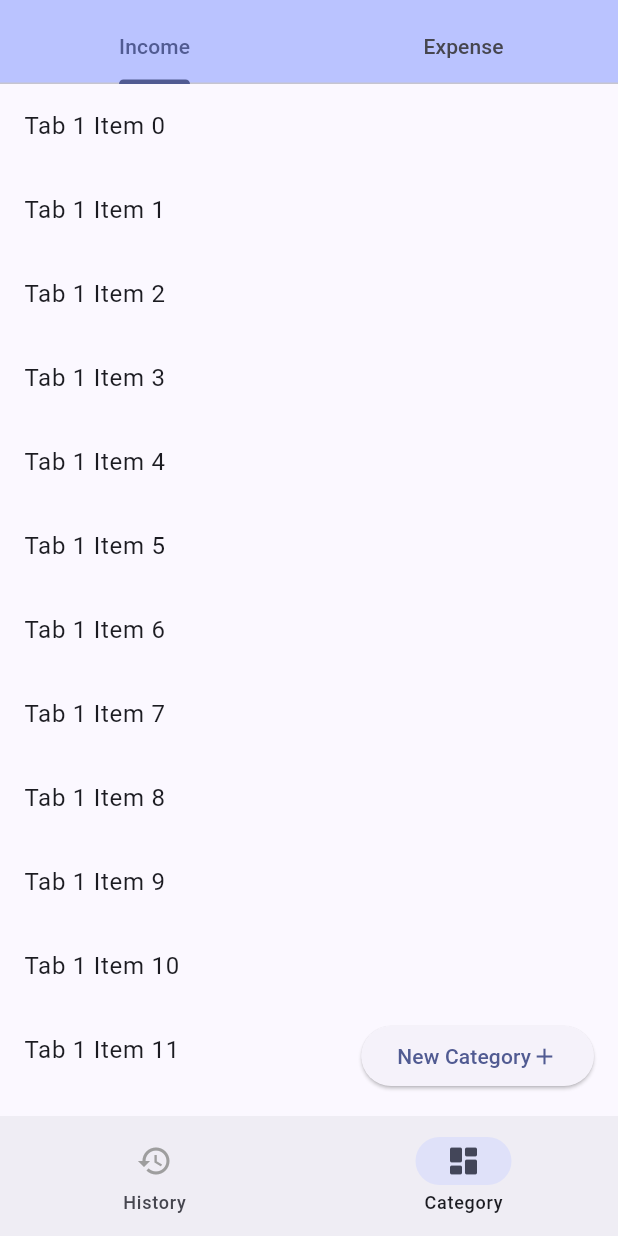
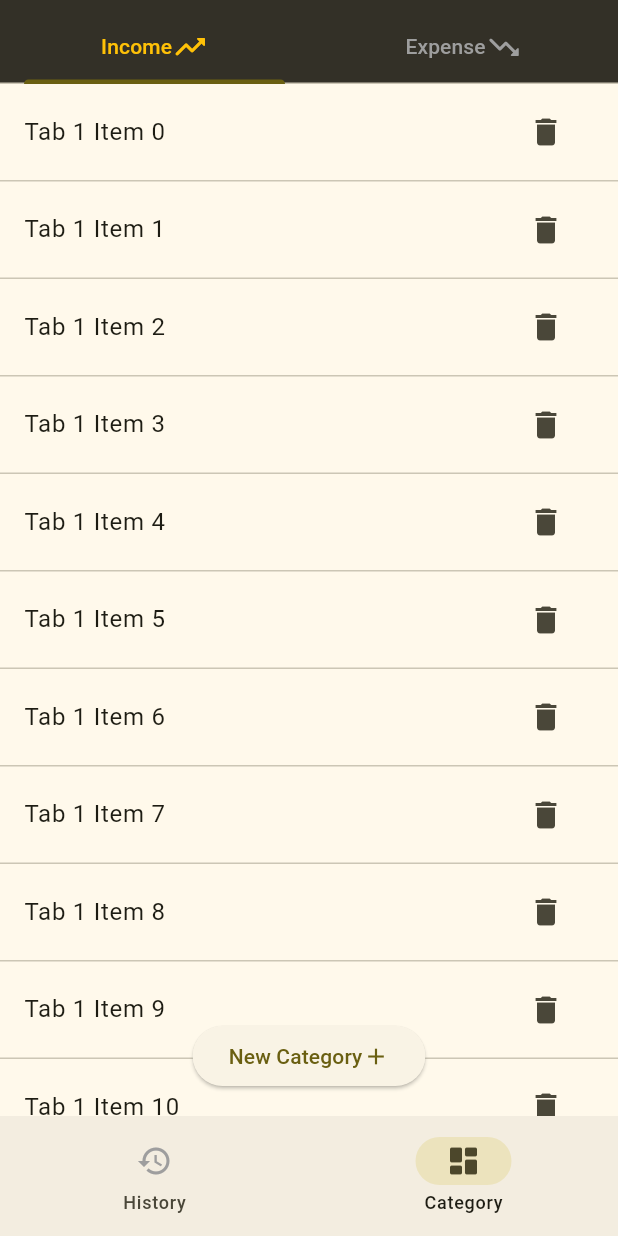
Before and after one commit to shaderone/money_mapper, a Flutter app: the screen it shows after launch, item 2 of the bottom bar chosen, on a phone screen of 412 x 824 dp. Run offline on Flutter 3.47's test engine with Material 2 defaults, Android fonts, the phone set to English and light mode, and no system bars.

Commit message:
Customize ListViews in category screen

```diff
--- a/lib/main.dart
+++ b/lib/main.dart
@@ -14,7 +14,7 @@ class MyApp extends StatelessWidget {
       debugShowCheckedModeBanner: false,
       title: 'Flutter Demo',
       theme: ThemeData(
-        colorScheme: ColorScheme.fromSeed(seedColor: const Color.fromARGB(255, 21, 64, 234)),
+        colorScheme: ColorScheme.fromSeed(seedColor: const Color.fromARGB(255, 234, 209, 21)),
         useMaterial3: true,
       ),
       home: HomeScreen(),
--- a/lib/screens/home/home_screen.dart
+++ b/lib/screens/home/home_screen.dart
@@ -20,6 +20,7 @@ class HomeScreen extends StatelessWidget {
           builder: (BuildContext context, int currentIndex, Widget? _) {
             return _pages[currentIndex];
           }),
+      floatingActionButtonLocation: FloatingActionButtonLocation.centerFloat,
       floatingActionButton: ElevatedButton(
         onPressed: () {
           if (currentIndexNotifier.value == 0) {
--- a/lib/screens/pages/category/category_page.dart
+++ b/lib/screens/pages/category/category_page.dart
@@ -1,12 +1,29 @@
 import 'package:flutter/material.dart';
+
+import 'widgets/category_list_widget.dart';
 
 class CategoryPage extends StatelessWidget {
   CategoryPage({super.key});
 
   final List<Tab> _tabs = [
-    const Tab(text: 'Income'),
-    const Tab(text: 'Expense'),
-    //Tab(text: 'Tab 3'),
+    const Tab(
+      child: Row(
+        mainAxisAlignment: MainAxisAlignment.center,
+        children: [
+          Text("Income"),
+          Icon(Icons.trending_up_rounded),
+        ],
+      ),
+    ),
+    const Tab(
+      child: Row(
+        mainAxisAlignment: MainAxisAlignment.center,
+        children: [
+          Text("Expense"),
+          Icon(Icons.trending_down_rounded),
+        ],
+      ),
+    ),
   ];
 
   @override
@@ -16,36 +33,20 @@ class CategoryPage extends StatelessWidget {
         length: _tabs.length,
         child: Scaffold(
           appBar: AppBar(
-            backgroundColor: Theme.of(context).colorScheme.inversePrimary,
+            backgroundColor: Theme.of(context).colorScheme.inverseSurface,
             bottom: PreferredSize(
               preferredSize: const Size.fromHeight(0.0),
               child: TabBar(
+                labelColor: Colors.amber,
+                unselectedLabelColor: Colors.grey,
                 tabs: _tabs,
               ),
             ),
           ),
-          body: TabBarView(
+          body: const TabBarView(
             children: [
-              CustomScrollView(
-                slivers: [
-                  SliverList(
-                    delegate: SliverChildBuilderDelegate(
-                      (context, index) {
-                        return ListTile(
-                          title: Text('Tab 1 Item $index'),
-                        );
-                      },
-                      childCount: 20,
-                    ),
-                  ),
-                ],
-              ),
-              const Center(
-                child: Text('Content for Tab 2'),
-              ),
-              //const Center(
-              //  child: Text('Content for Tab 3'),
-              //),
+              CategoryListWidget(),
+              CategoryListWidget(),
             ],
           ),
         ),
--- /dev/null
+++ b/lib/screens/pages/category/widgets/category_list_widget.dart
@@ -0,0 +1,28 @@
+import 'package:flutter/material.dart';
+
+class CategoryListWidget extends StatelessWidget {
+  const CategoryListWidget({
+    super.key,
+  });
+
+  @override
+  Widget build(BuildContext context) {
+    return ListView.separated(
+      physics: const BouncingScrollPhysics(),
+      itemCount: 20,
+      separatorBuilder: (BuildContext context, int index) {
+        return ListTile(
+          minVerticalPadding: 20,
+          title: Text('Tab 1 Item $index'),
+          trailing: IconButton(
+            onPressed: () => print("deleted"),
+            icon: const Icon(Icons.delete),
+          ),
+        );
+      },
+      itemBuilder: (BuildContext context, int index) {
+        return index == 0 ? const SizedBox() : const Divider(height: 1);
+      },
+    );
+  }
+}
--- a/lib/screens/pages/transaction/transaction_page.dart
+++ b/lib/screens/pages/transaction/transaction_page.dart
@@ -13,24 +13,33 @@ class _TransactionPageState extends State<TransactionPage> {
   Widget build(BuildContext context) {
     return Scaffold(
       appBar: AppBar(
-        backgroundColor: Theme.of(context).colorScheme.inversePrimary,
+        backgroundColor: Theme.of(context).colorScheme.inverseSurface,
         foregroundColor: Colors.white,
         title: ValueListenableBuilder(
             valueListenable: HomeScreen.currentIndexNotifier,
             builder: (BuildContext context, int currentIndex, Widget? _) {
-              return const Text("Transactions");
+              return const Text("Transaction History");
             }),
+        actions: [
+          IconButton(onPressed: () {}, icon: const Icon(Icons.clean_hands_rounded)),
+          IconButton(onPressed: () {}, icon: const Icon(Icons.check_box_outline_blank)),
+        ],
       ),
       body: SafeArea(
         child: ListView.separated(
+          physics: const BouncingScrollPhysics(),
           itemCount: 10,
           separatorBuilder: (BuildContext context, int index) {
-            return const ListTile(
-              title: Text("hi"),
+            return ListTile(
+              minVerticalPadding: 20,
+              onTap: () {},
+              title: const Text("Groceries"),
+              subtitle: const Text("11 June, 2023"),
+              trailing: const Text("Rs. 500"),
             );
           },
           itemBuilder: (BuildContext context, int index) {
-            return const SizedBox(height: 10);
+            return index == 0 ? const SizedBox() : const Divider(height: 1);
           },
         ),
       ),
```
